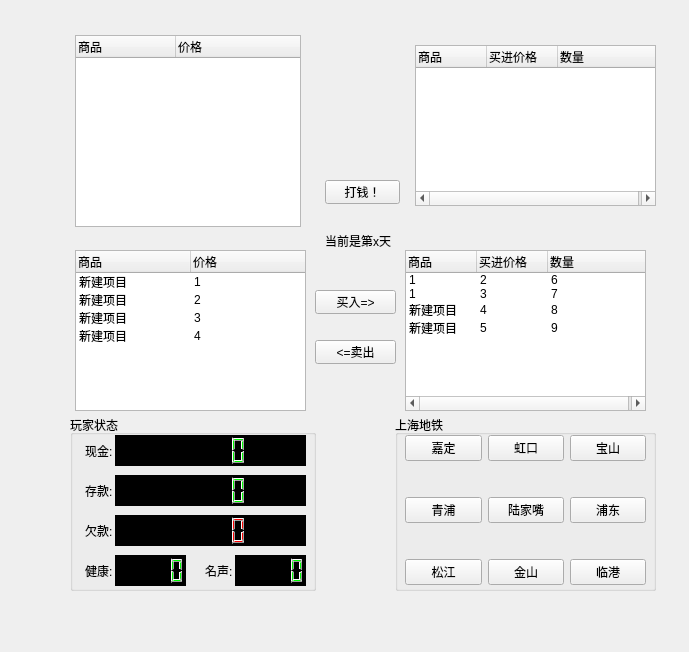
Old version of the form uitest.ui in the repository wwwxyz123/shanghaifusheng.
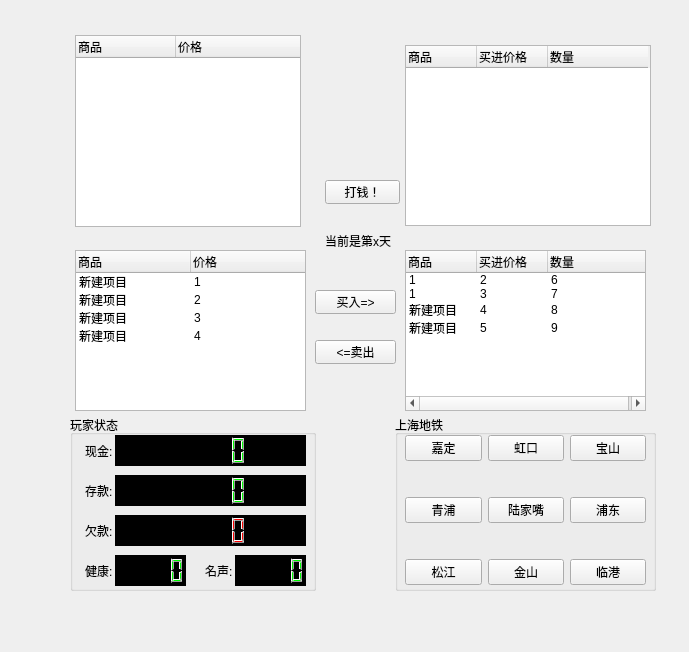
New version of the form.

Commit message: uitest优化

```diff
--- a/uitest.ui
+++ b/uitest.ui
@@ -48,10 +48,10 @@
   <widget class="QTreeWidget" name="bagWidget">
    <property name="geometry">
     <rect>
-     <x>415</x>
+     <x>405</x>
      <y>45</y>
-     <width>241</width>
-     <height>161</height>
+     <width>246</width>
+     <height>181</height>
     </rect>
    </property>
    <property name="rootIsDecorated">
```
The commit also changes 2 other files.
